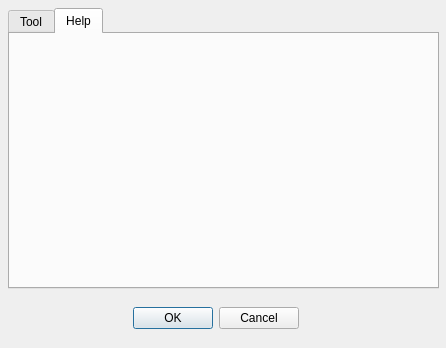
The window that Ndwi_dialog_base.ui (edac/edactools) describes before a commit, drawn with Qt 5.
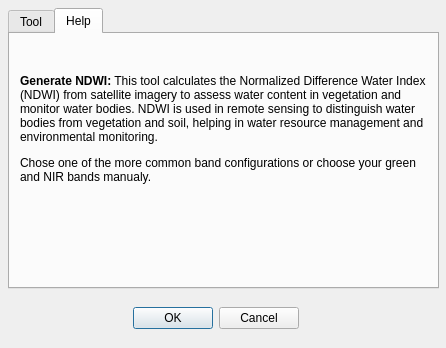
The same window after the commit. The open tabs and pages were chosen to show the change.

Commit message: updated help dialog

The edit to the form file:
```diff
--- a/Ndwi_dialog_base.ui
+++ b/Ndwi_dialog_base.ui
@@ -234,11 +234,11 @@
        <x>10</x>
        <y>10</y>
        <width>411</width>
-       <height>131</height>
+       <height>171</height>
       </rect>
      </property>
      <property name="text">
-      <string/>
+      <string>&lt;html&gt;&lt;head/&gt;&lt;body&gt;&lt;p&gt;&lt;span style=&quot; font-weight:600;&quot;&gt;Generate NDWI:&lt;/span&gt; This tool calculates the Normalized Difference Water Index (NDWI) from satellite imagery to assess water content in vegetation and monitor water bodies. NDWI is used in remote sensing to distinguish water bodies from vegetation and soil, helping in water resource management and environmental monitoring. &lt;/p&gt;&lt;p&gt;Chose one of the more common band configurations or choose your green and NIR bands manualy.&lt;/p&gt;&lt;/body&gt;&lt;/html&gt;</string>
      </property>
      <property name="wordWrap">
       <bool>true</bool>
```
The commit also changes 3 other files.
